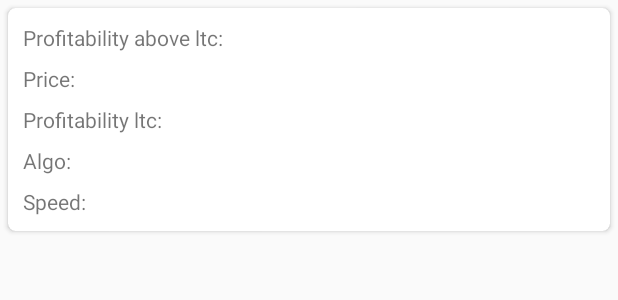
After one commit to mogsev/AndroidPlugins, an Android app: the layout item_card_nicehash_hashing_speed.xml on its own in the app's theme, with its tools: preview values and no code run, on a phone screen of 412 x 824 dp. The commit adds this screen. Shown: the top 300 px of the screen. Run offline under Robolectric (Android 15) with nearby library versions, the phone set to English and light mode, and no system bars.

Commit message:
Create project

```diff
--- a/app/src/main/AndroidManifest.xml
+++ b/app/src/main/AndroidManifest.xml
@@ -1,6 +1,8 @@
 <?xml version="1.0" encoding="utf-8"?>
 <manifest xmlns:android="http://schemas.android.com/apk/res/android"
     package="com.mogsev.androidplugins">
+
+    <uses-permission android:name="android.permission.INTERNET"/>
 
     <application
         android:allowBackup="true"
--- /dev/null
+++ b/app/src/main/res/layout/item_card_nicehash_hashing_speed.xml
@@ -0,0 +1,100 @@
+<?xml version="1.0" encoding="utf-8"?>
+<android.support.v7.widget.CardView xmlns:android="http://schemas.android.com/apk/res/android"
+    xmlns:card_view="http://schemas.android.com/apk/res-auto"
+    android:layout_width="match_parent"
+    android:layout_height="wrap_content"
+    android:layout_marginLeft="5dp"
+    android:layout_marginRight="5dp"
+    android:layout_marginTop="5dp"
+    card_view:cardCornerRadius="5dp">
+
+    <LinearLayout
+        android:layout_width="match_parent"
+        android:layout_height="match_parent"
+        android:layout_margin="10dp"
+        android:orientation="vertical">
+
+        <TableLayout
+            android:layout_width="match_parent"
+            android:layout_height="wrap_content">
+
+            <TableRow>
+
+                <TextView
+                    android:layout_width="wrap_content"
+                    android:layout_height="wrap_content"
+                    android:text="@string/profitability_above_ltc" />
+
+                <TextView
+                    android:id="@+id/tvProfitabilityAboveLtc"
+                    android:layout_width="wrap_content"
+                    android:layout_height="wrap_content"
+                    android:layout_marginLeft="@dimen/dimen_dp_16" />
+
+            </TableRow>
+
+            <TableRow android:layout_marginTop="@dimen/dimen_dp_8">
+
+                <TextView
+                    android:layout_width="wrap_content"
+                    android:layout_height="wrap_content"
+                    android:text="@string/price" />
+
+                <TextView
+                    android:id="@+id/tvPrice"
+                    android:layout_width="wrap_content"
+                    android:layout_height="wrap_content"
+                    android:layout_marginLeft="@dimen/dimen_dp_16" />
+
+            </TableRow>
+
+            <TableRow android:layout_marginTop="@dimen/dimen_dp_8">
+
+                <TextView
+                    android:layout_width="wrap_content"
+                    android:layout_height="wrap_content"
+                    android:text="@string/profitability_ltc" />
+
+                <TextView
+                    android:id="@+id/tvProfitabilityLtc"
+                    android:layout_width="wrap_content"
+                    android:layout_height="wrap_content"
+                    android:layout_marginLeft="@dimen/dimen_dp_16" />
+
+            </TableRow>
+
+            <TableRow android:layout_marginTop="@dimen/dimen_dp_8">
+
+                <TextView
+                    android:layout_width="wrap_content"
+                    android:layout_height="wrap_content"
+                    android:text="@string/algo" />
+
+                <TextView
+                    android:id="@+id/tvAlgo"
+                    android:layout_width="wrap_content"
+                    android:layout_height="wrap_content"
+                    android:layout_marginLeft="@dimen/dimen_dp_16" />
+
+            </TableRow>
+
+            <TableRow android:layout_marginTop="@dimen/dimen_dp_8">
+
+                <TextView
+                    android:layout_width="wrap_content"
+                    android:layout_height="wrap_content"
+                    android:text="@string/speed" />
+
+                <TextView
+                    android:id="@+id/tvSpeed"
+                    android:layout_width="wrap_content"
+                    android:layout_height="wrap_content"
+                    android:layout_marginLeft="@dimen/dimen_dp_16" />
+
+            </TableRow>
+
+        </TableLayout>
+
+    </LinearLayout>
+
+</android.support.v7.widget.CardView>
--- /dev/null
+++ b/app/src/main/res/values/dimen.xml
@@ -0,0 +1,5 @@
+<?xml version="1.0" encoding="utf-8"?>
+<resources>
+    <dimen name="dimen_dp_8">8dp</dimen>
+    <dimen name="dimen_dp_16">16dp</dimen>
+</resources>
--- a/app/src/main/res/values/strings.xml
+++ b/app/src/main/res/values/strings.xml
@@ -1,3 +1,11 @@
 <resources>
     <string name="app_name">AndroidPlugins</string>
+
+    <!-- Hashing Speed card -->
+    <string name="profitability_above_ltc">Profitability above ltc:</string>
+    <string name="price">Price:</string>
+    <string name="profitability_ltc">Profitability ltc:</string>
+    <string name="algo">Algo:</string>
+    <string name="speed">Speed:</string>
+
 </resources>
--- a/gradle.properties
+++ b/gradle.properties
@@ -14,4 +14,4 @@ org.gradle.jvmargs=-Xmx1536m
 # When configured, Gradle will run in incubating parallel mode.
 # This option should only be used with decoupled projects. More details, visit
 # http://www.gradle.org/docs/current/userguide/multi_project_builds.html#sec:decoupled_projects
-# org.gradle.parallel=true
+org.gradle.parallel=true
```
Also changed, not shown: app/build.gradle (+18 -0 lines), app/src/main/java/com/mogsev/androidplugins/MainActivity.java (+44 -0 lines), app/src/main/java/com/mogsev/androidplugins/adapter/HashingSpeedRVAdapter.java (added, +90 -0 lines), app/src/main/java/com/mogsev/androidplugins/model/Algorithm.java (added, +197 -0 lines), app/src/main/java/com/mogsev/androidplugins/model/HashingSpeed.java (added, +101 -0 lines), app/src/main/java/com/mogsev/androidplugins/model/Stats.java (added, +25 -0 lines), app/src/main/java/com/mogsev/androidplugins/model/StatsGlobalCurrent.java (added, +31 -0 lines), app/src/main/java/com/mogsev/androidplugins/network/ApiNicehash.java (added, +27 -0 lines), app/src/main/java/com/mogsev/androidplugins/util/ObjectsHelper.java (added, +13 -0 lines), app/src/main/res/layout/activity_main.xml (+5 -8 lines), sharehelper/src/main/java/com/mogsev/sharehelper/ShareHelper.java (+4 -8 lines).
